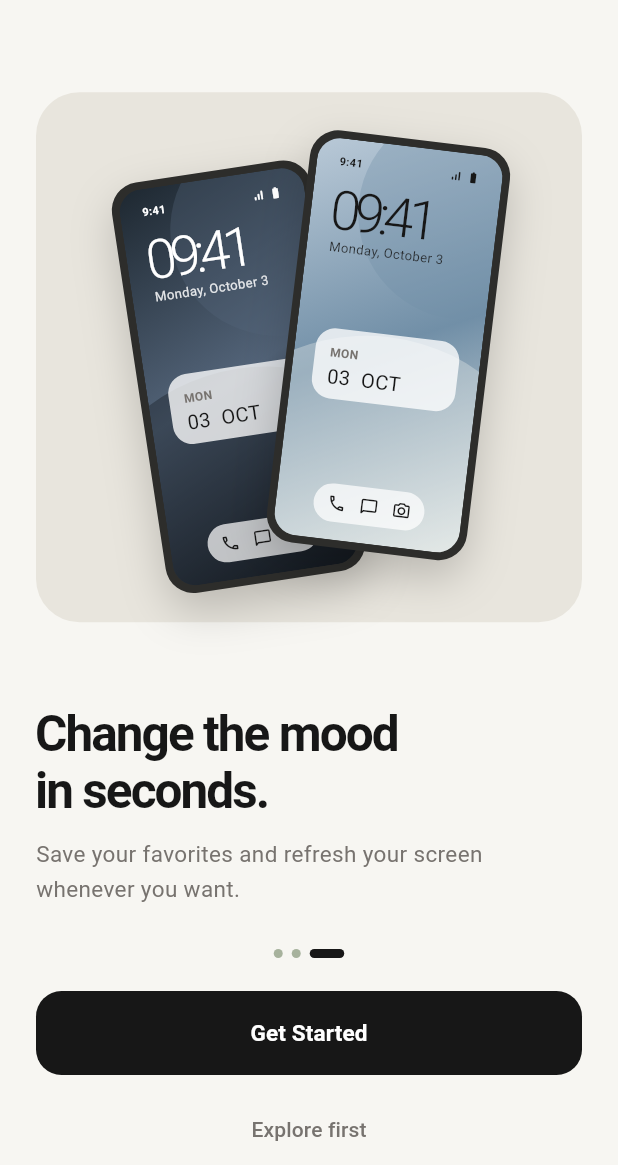
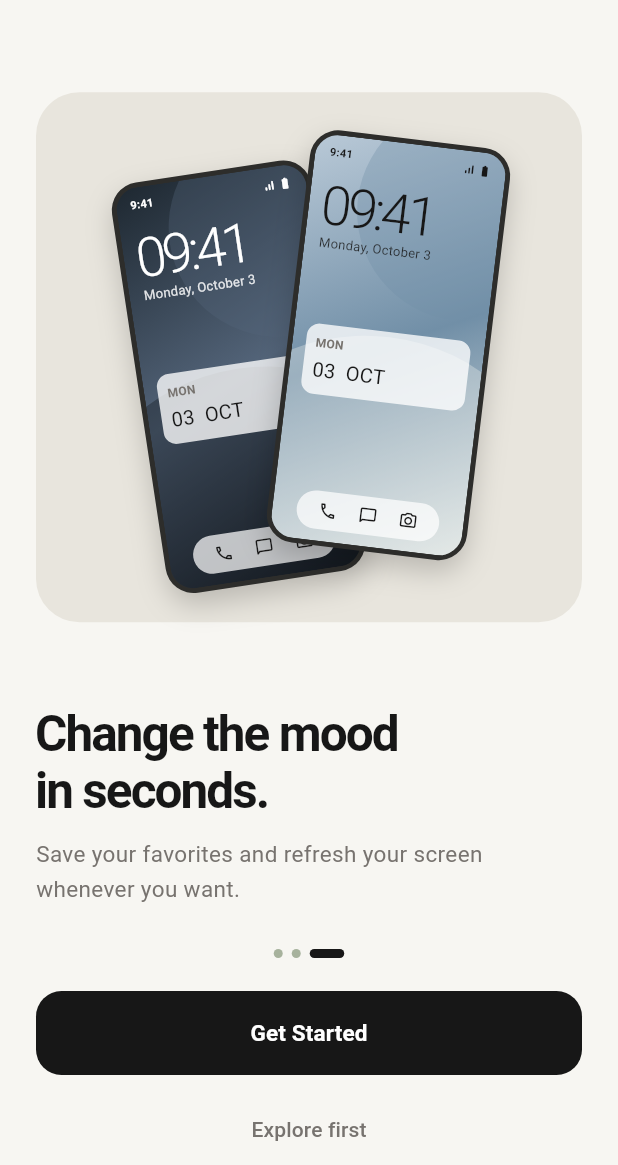
Before and after one commit to Obtino001/Premium-Widgets-Wallpapers-App, a Flutter app: the screen it shows after launch, swiped to page 3, on a phone screen of 412 x 824 dp, the part 71-1236 px from its top. Run offline on Flutter 3.47's test engine with Material 3 defaults, Android fonts, the phone set to English and light mode, and no system bars; our stand-ins replace shared_preferences.

Commit message:
Update visuals.dart

```diff
--- a/lib/widgets/visuals.dart
+++ b/lib/widgets/visuals.dart
@@ -129,16 +129,17 @@ class PhonePreview extends StatelessWidget {
   Widget build(BuildContext context) {
     final dark = wallpaper.category == 'Dark' || wallpaper.id == 'moss';
     final fg = dark ? Colors.white : AppColors.ink;
-    return SizedBox(width: width, height: width * 2.06, child: Container(
+    const w = 208.0;
+    return SizedBox(width: width, height: width * 2.06, child: FittedBox(fit: BoxFit.fill, child: SizedBox(width: w, height: w * 2.06, child: Container(
       padding: const EdgeInsets.all(5),
-      decoration: BoxDecoration(color: const Color(0xFF2D2D2B), borderRadius: BorderRadius.circular(width * .14), boxShadow: const [BoxShadow(color: Color(0x33000000), blurRadius: 25, offset: Offset(0, 12))]),
-      child: ClipRRect(borderRadius: BorderRadius.circular(width * .115), child: Stack(children: [
+      decoration: BoxDecoration(color: const Color(0xFF2D2D2B), borderRadius: BorderRadius.circular(w * .14), boxShadow: const [BoxShadow(color: Color(0x33000000), blurRadius: 25, offset: Offset(0, 12))]),
+      child: ClipRRect(borderRadius: BorderRadius.circular(w * .115), child: Stack(children: [
         Positioned.fill(child: WallpaperArt(wallpaper: wallpaper)),
-        Positioned(top: 10, left: 15, right: 15, child: Row(mainAxisAlignment: MainAxisAlignment.spaceBetween, children: [Text('9:41', style: TextStyle(fontSize: width * .055, fontWeight: FontWeight.w600, color: fg)), Row(children: [Icon(Icons.signal_cellular_alt_rounded, size: width * .065, color: fg), const SizedBox(width: 3), Icon(Icons.battery_full_rounded, size: width * .065, color: fg)])])),
-        Positioned(top: width * .22, left: 15, right: 15, child: Column(crossAxisAlignment: CrossAxisAlignment.start, children: [Text('09:41', style: TextStyle(fontSize: width * .27, fontWeight: FontWeight.w300, letterSpacing: -4, color: fg, height: 1)), Text('Monday, October 3', style: TextStyle(fontSize: width * .065, color: fg.withValues(alpha: .86)))])),
-        Positioned(top: width * .94, left: 14, right: 14, child: Row(children: [Expanded(child: Container(height: width * .35, padding: const EdgeInsets.all(10), decoration: BoxDecoration(color: Colors.white.withValues(alpha: .78), borderRadius: BorderRadius.circular(13)), child: Column(crossAxisAlignment: CrossAxisAlignment.start, mainAxisAlignment: MainAxisAlignment.spaceBetween, children: [Text('MON', style: TextStyle(fontSize: width * .06, color: AppColors.muted, fontWeight: FontWeight.w600)), Text('03  OCT', style: TextStyle(fontSize: width * .1, color: AppColors.ink))]))), if (widgets.any((x) => x.type == 'battery')) ...[const SizedBox(width: 7), Container(width: width * .35, height: width * .35, alignment: Alignment.center, decoration: BoxDecoration(color: Colors.white.withValues(alpha: .78), borderRadius: BorderRadius.circular(13)), child: Text('78%', style: TextStyle(fontSize: width * .1, color: AppColors.ink)))]])),
-        Positioned(bottom: 12, left: 25, right: 25, child: Container(height: width * .19, decoration: BoxDecoration(color: Colors.white.withValues(alpha: .72), borderRadius: BorderRadius.circular(40)), child: Row(mainAxisAlignment: MainAxisAlignment.spaceEvenly, children: [Icons.call_outlined, Icons.chat_bubble_outline_rounded, Icons.camera_alt_outlined].map((i) => Icon(i, size: width * .095, color: AppColors.ink)).toList()))),
+        Positioned(top: 10, left: 15, right: 15, child: Row(mainAxisAlignment: MainAxisAlignment.spaceBetween, children: [Text('9:41', style: TextStyle(fontSize: w * .055, fontWeight: FontWeight.w600, color: fg)), Row(children: [Icon(Icons.signal_cellular_alt_rounded, size: w * .065, color: fg), const SizedBox(width: 3), Icon(Icons.battery_full_rounded, size: w * .065, color: fg)])])),
+        Positioned(top: w * .22, left: 15, right: 15, child: Column(crossAxisAlignment: CrossAxisAlignment.start, children: [Text('09:41', style: TextStyle(fontSize: w * .27, fontWeight: FontWeight.w300, letterSpacing: -4, color: fg, height: 1)), Text('Monday, October 3', style: TextStyle(fontSize: w * .065, color: fg.withValues(alpha: .86)))])),
+        Positioned(top: w * .94, left: 14, right: 14, child: Row(children: [Expanded(child: Container(height: w * .35, padding: const EdgeInsets.all(10), decoration: BoxDecoration(color: Colors.white.withValues(alpha: .78), borderRadius: BorderRadius.circular(13)), child: Column(crossAxisAlignment: CrossAxisAlignment.start, mainAxisAlignment: MainAxisAlignment.spaceBetween, children: [Text('MON', style: TextStyle(fontSize: w * .06, color: AppColors.muted, fontWeight: FontWeight.w600)), Text('03  OCT', style: TextStyle(fontSize: w * .1, color: AppColors.ink))]))), if (widgets.any((x) => x.type == 'battery')) ...[const SizedBox(width: 7), Container(width: w * .35, height: w * .35, alignment: Alignment.center, decoration: BoxDecoration(color: Colors.white.withValues(alpha: .78), borderRadius: BorderRadius.circular(13)), child: Text('78%', style: TextStyle(fontSize: w * .1, color: AppColors.ink)))]])),
+        Positioned(bottom: 12, left: 25, right: 25, child: Container(height: w * .19, decoration: BoxDecoration(color: Colors.white.withValues(alpha: .72), borderRadius: BorderRadius.circular(40)), child: Row(mainAxisAlignment: MainAxisAlignment.spaceEvenly, children: [Icons.call_outlined, Icons.chat_bubble_outline_rounded, Icons.camera_alt_outlined].map((i) => Icon(i, size: w * .095, color: AppColors.ink)).toList()))),
       ])),
-    ));
+    ))));
   }
 }
```
